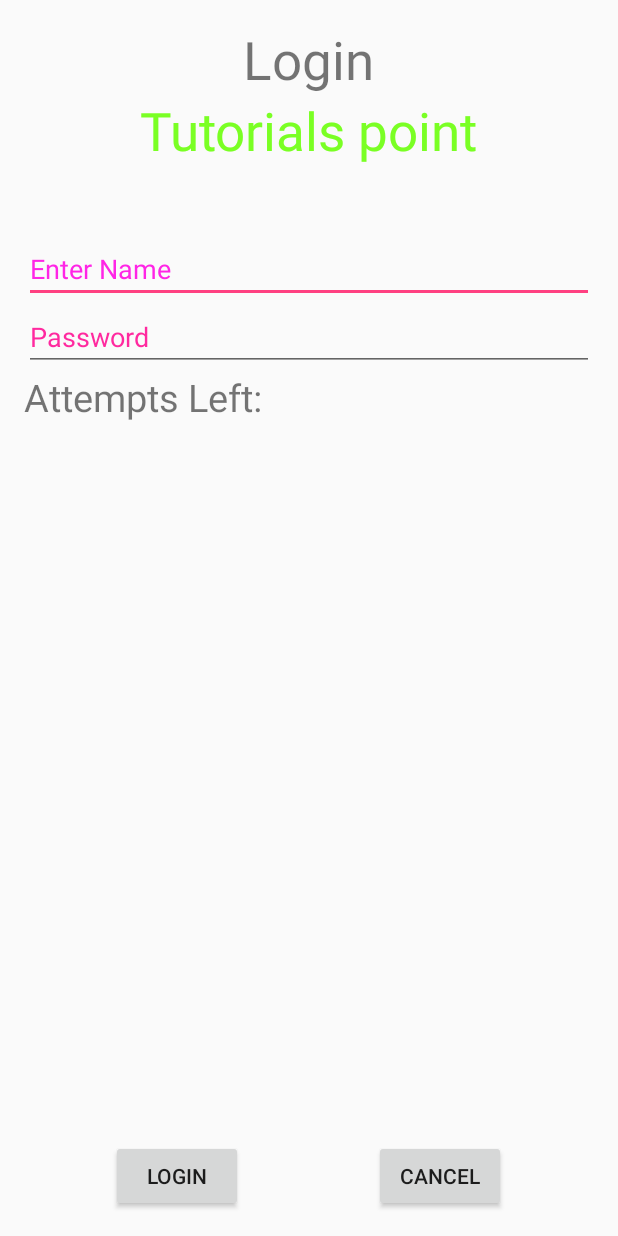
After one commit to kikkes/Episeries, an Android app: the LoginActivity screen opened directly, with no data from a screen before it, on a phone screen of 412 x 824 dp. The commit adds this screen. Run offline under Robolectric (Android 15) with nearby library versions, the phone set to English and light mode, and no system bars.

Commit message:
loginactivity
design nog aanpassen en users toevoegen, redirecten naar main

```diff
--- /dev/null
+++ b/app/src/main/java/com/example/kim/episeries/LoginActivity.java
@@ -0,0 +1,86 @@
+package com.example.kim.episeries;
+
+import android.graphics.Color;
+import android.support.v7.app.AppCompatActivity;
+import android.os.Bundle;
+import android.view.Menu;
+import android.view.MenuItem;
+import android.view.View;
+import android.widget.Button;
+import android.widget.EditText;
+import android.widget.TextView;
+import android.widget.Toast;
+
+public class LoginActivity extends AppCompatActivity {
+    Button b1,b2;
+    EditText ed1,ed2;
+
+    TextView tx1;
+    int counter = 3;
+
+    @Override
+    protected void onCreate(Bundle savedInstanceState) {
+        super.onCreate(savedInstanceState);
+        setContentView(R.layout.activity_login);
+
+        b1=(Button)findViewById(R.id.button);
+        ed1=(EditText)findViewById(R.id.editText);
+        ed2=(EditText)findViewById(R.id.editText2);
+
+        b2=(Button)findViewById(R.id.button2);
+        tx1=(TextView)findViewById(R.id.textView3);
+        tx1.setVisibility(View.GONE);
+
+        b1.setOnClickListener(new View.OnClickListener() {
+            @Override
+            public void onClick(View v) {
+                if(ed1.getText().toString().equals("admin") &&
+
+                        ed2.getText().toString().equals("admin")) {
+                    Toast.makeText(getApplicationContext(), "Redirecting...", Toast.LENGTH_SHORT).show();
+                }
+                else{
+                    Toast.makeText(getApplicationContext(), "Wrong Credentials",Toast.LENGTH_SHORT).show();
+
+                    tx1.setVisibility(View.VISIBLE);
+                    tx1.setBackgroundColor(Color.RED);
+                    counter--;
+                    tx1.setText(Integer.toString(counter));
+
+                    if (counter == 0) {
+                        b1.setEnabled(false);
+                    }
+                }
+            }
+        });
+
+        b2.setOnClickListener(new View.OnClickListener() {
+            @Override
+            public void onClick(View v) {
+                finish();
+            }
+        });
+    }
+
+    @Override
+    public boolean onCreateOptionsMenu(Menu menu) {
+        // Inflate the menu; this adds items to the action bar if it is present.
+        getMenuInflater().inflate(R.menu.menu_main, menu);
+        return true;
+    }
+
+    @Override
+    public boolean onOptionsItemSelected(MenuItem item) {
+        // Handle action bar item clicks here. The action bar will
+        // automatically handle clicks on the Home/Up button, so long
+        // as you specify a parent activity in AndroidManifest.xml.
+
+        int id = item.getItemId();
+
+        //noinspection SimplifiableIfStatement
+        if (id == R.id.action_settings) {
+            return true;
+        }
+        return super.onOptionsItemSelected(item);
+    }
+}
--- /dev/null
+++ b/app/src/main/res/layout/activity_login.xml
@@ -0,0 +1,96 @@
+<RelativeLayout xmlns:android="http://schemas.android.com/apk/res/android"
+    xmlns:tools="http://schemas.android.com/tools" android:layout_width="match_parent"
+    android:layout_height="match_parent" android:paddingLeft="@dimen/activity_horizontal_margin"
+    android:paddingRight="@dimen/activity_horizontal_margin"
+    android:paddingTop="@dimen/activity_vertical_margin"
+    android:paddingBottom="@dimen/activity_vertical_margin"
+    tools:context="com.example.kim.episeries.LoginActivity">
+
+    <TextView android:text="Login" android:layout_width="wrap_content"
+        android:layout_height="wrap_content"
+        android:id="@+id/textview"
+        android:textSize="35dp"
+        android:layout_alignParentTop="true"
+        android:layout_centerHorizontal="true" />
+
+    <TextView
+        android:layout_width="wrap_content"
+        android:layout_height="wrap_content"
+        android:text="Tutorials point"
+        android:id="@+id/textView"
+        android:layout_below="@+id/textview"
+        android:layout_centerHorizontal="true"
+        android:textColor="#ff7aff24"
+        android:textSize="35dp" />
+
+    <EditText
+        android:layout_width="wrap_content"
+        android:layout_height="wrap_content"
+        android:id="@+id/editText"
+        android:hint="Enter Name"
+        android:focusable="true"
+        android:textColorHighlight="#ff7eff15"
+        android:textColorHint="#ffff25e6"
+        android:layout_marginTop="46dp"
+        android:layout_alignParentLeft="true"
+        android:layout_alignParentStart="true"
+        android:layout_alignParentRight="true"
+        android:layout_alignParentEnd="true"
+        android:layout_below="@+id/textView" />
+
+    <EditText
+        android:layout_width="wrap_content"
+        android:layout_height="wrap_content"
+        android:inputType="textPassword"
+        android:ems="10"
+        android:id="@+id/editText2"
+        android:layout_below="@+id/editText"
+        android:layout_alignParentLeft="true"
+        android:layout_alignParentStart="true"
+        android:layout_alignRight="@+id/editText"
+        android:layout_alignEnd="@+id/editText"
+        android:textColorHint="#ffff299f"
+        android:hint="Password" />
+
+    <TextView
+        android:layout_width="wrap_content"
+        android:layout_height="wrap_content"
+        android:text="Attempts Left:"
+        android:id="@+id/textView2"
+        android:layout_below="@+id/editText2"
+        android:layout_alignParentLeft="true"
+        android:layout_alignParentStart="true"
+        android:textSize="25dp" />
+
+    <TextView
+        android:layout_width="wrap_content"
+        android:layout_height="wrap_content"
+        android:text="New Text"
+        android:id="@+id/textView3"
+        android:layout_alignTop="@+id/textView2"
+        android:layout_alignParentRight="true"
+        android:layout_alignParentEnd="true"
+        android:layout_alignBottom="@+id/textView2"
+        android:layout_toEndOf="@+id/textview"
+        android:textSize="25dp"
+        android:layout_toRightOf="@+id/textview" />
+
+    <Button
+        android:layout_width="wrap_content"
+        android:layout_height="wrap_content"
+        android:text="login"
+        android:id="@+id/button"
+        android:layout_alignParentBottom="true"
+        android:layout_toLeftOf="@+id/textview"
+        android:layout_toStartOf="@+id/textview" />
+
+    <Button
+        android:layout_width="wrap_content"
+        android:layout_height="wrap_content"
+        android:text="Cancel"
+        android:id="@+id/button2"
+        android:layout_alignParentBottom="true"
+        android:layout_toRightOf="@+id/textview"
+        android:layout_toEndOf="@+id/textview" />
+
+</RelativeLayout>
--- a/app/src/main/res/values/strings.xml
+++ b/app/src/main/res/values/strings.xml
@@ -1,5 +1,8 @@
 <resources>
     <string name="app_name">Episeries</string>
     <string name="action_settings">Settings</string>
-    <string name="title_activity_add_serie">AddSerieActivity</string>
+    <string name="title_activity_add_serie">Add a serie</string>
+    <string name="title_activity_login">Sign in</string>
+
+
 </resources>
```
Also changed, not shown: app/src/main/AndroidManifest.xml (+15 -0 lines), app/src/main/java/com/example/kim/episeries/AddSerieActivity.java (+0 -8 lines), app/src/main/java/com/example/kim/episeries/MainActivity.java (+14 -11 lines), app/src/main/res/layout/activity_add_serie.xml (+1 -7 lines), app/src/main/res/layout/activity_main.xml (+0 -7 lines), app/src/main/res/layout/content_add_serie.xml (+13 -1 lines).
